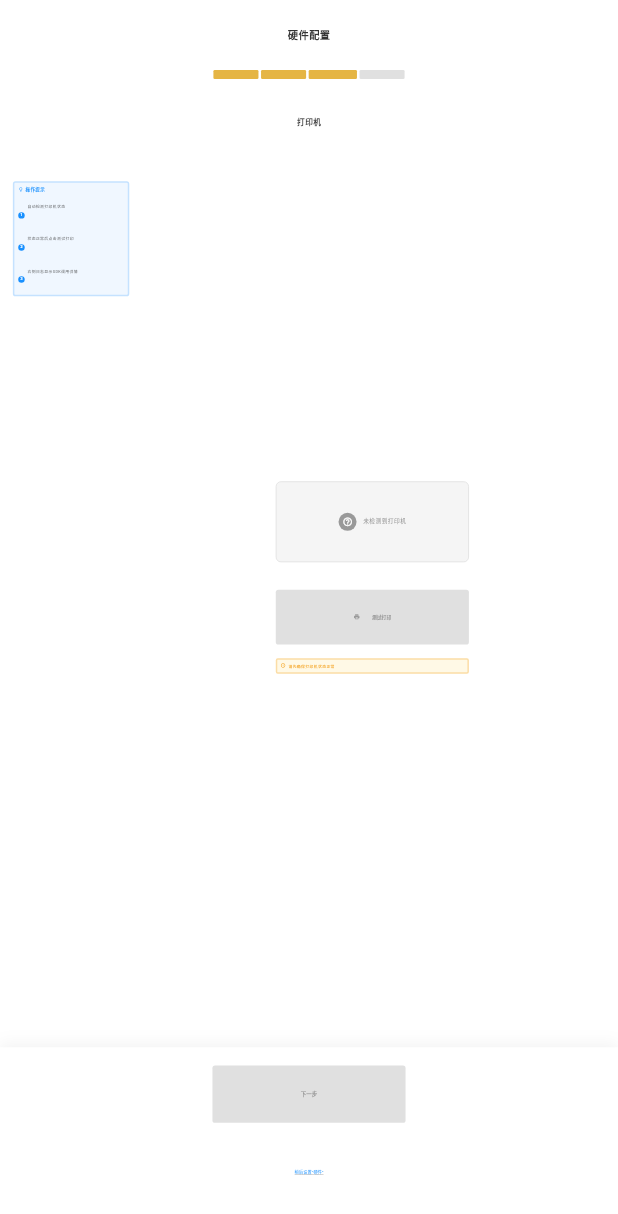
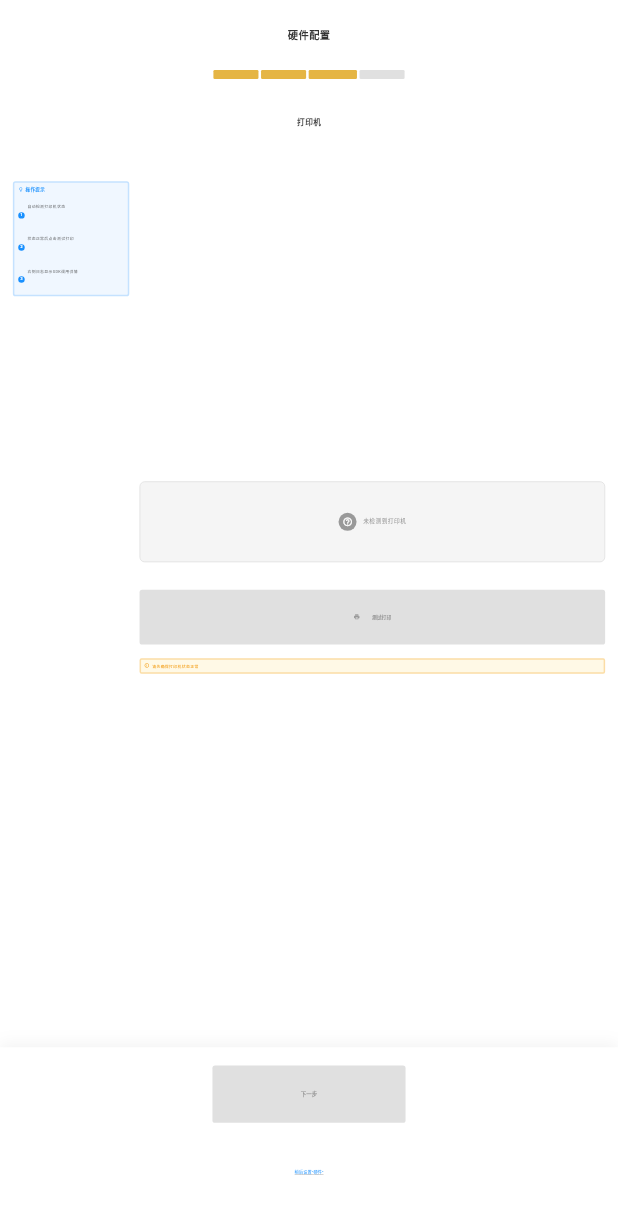
Before and after one commit to jiang-jian/crc1104, a Flutter app: the PrinterSetupPage widget shown alone on an empty page, opened directly, on a phone screen of 412 x 824 dp. Shown: the top 1214 px of the screen. Run offline on Flutter 3.47's test engine with Material 3 defaults, Android fonts, the phone set to English and light mode, and no system bars; our stand-ins replace connectivity_plus, dio, flutter_screenutil, get, go_router, page_transition and 1 more; missing offline and left inert: android_intent_plus, nfc_manager, sunmi_flutter_plugin_printer, window_manager; accounts and stored records are empty.

Commit message:
fix(layout): 优化打印机配置页面布局和对齐方式
- 外置打印机配置页面：
  * 压缩各区域间距，移除过多空白
  * 修复测试按钮点击时信息框位移问题
  * 添加固定高度状态显示区域
  * 压缩内边距和信息行间距

- 设备初始化打印机页面：
  * 保持原有2列布局结构
  * 将打印机状态信息和测试按钮居中对齐
  * 提升界面美观度和用户体验

```diff
--- a/lib/modules/device_setup/views/printer_setup_page.dart
+++ b/lib/modules/device_setup/views/printer_setup_page.dart
@@ -49,12 +49,7 @@ class PrinterSetupPage extends GetView<DeviceSetupController> {
         // 第2列：内置打印机（80%宽度，居中显示）
         Expanded(
           flex: 80,
-          child: Center(
-            child: ConstrainedBox(
-              constraints: BoxConstraints(maxWidth: 600.w),
-              child: _buildBuiltInPrinterPanel(),
-            ),
-          ),
+          child: _buildBuiltInPrinterPanel(), // 打印机信息面板居中
         ),
       ],
     );
@@ -65,26 +60,32 @@ class PrinterSetupPage extends GetView<DeviceSetupController> {
     return const PrinterInstructionsPanel();
   }
 
-  /// 第2列：内置打印机面板（无边框，居中布局）
+  /// 第2列：内置打印机面板（状态信息和按钮居中）
   Widget _buildBuiltInPrinterPanel() {
     final printerService = Get.find<SunmiPrinterService>();
     final checkStatus = controller.printerCheckStatus.value;
 
-    return Column(
-      mainAxisAlignment: MainAxisAlignment.center,
-      crossAxisAlignment: CrossAxisAlignment.center,
+    return Center( // 整体居中
+      child: Column(
+        mainAxisAlignment: MainAxisAlignment.center, // 垂直居中
+        crossAxisAlignment: CrossAxisAlignment.center, // 水平居中
         children: [
-        // 打印机状态显示
-        PrinterStatusDisplay(
+          // 打印机状态显示（居中）
+          Center(
+            child: PrinterStatusDisplay(
               statusInfo: printerService.printerStatus.value,
               isChecking: checkStatus == 'checking',
+            ),
           ),
 
           SizedBox(height: 24.h),
 
-        // 操作按钮
-        const PrinterActionButtons(),
+          // 操作按钮（居中）
+          const Center(
+            child: PrinterActionButtons(),
+          ),
         ],
+      ),
     );
   }
 
```
Also changed, not shown: lib/modules/settings/views/external_printer_view.dart (+25 -21 lines). Lines whose indentation alone changed are shown as unchanged.
